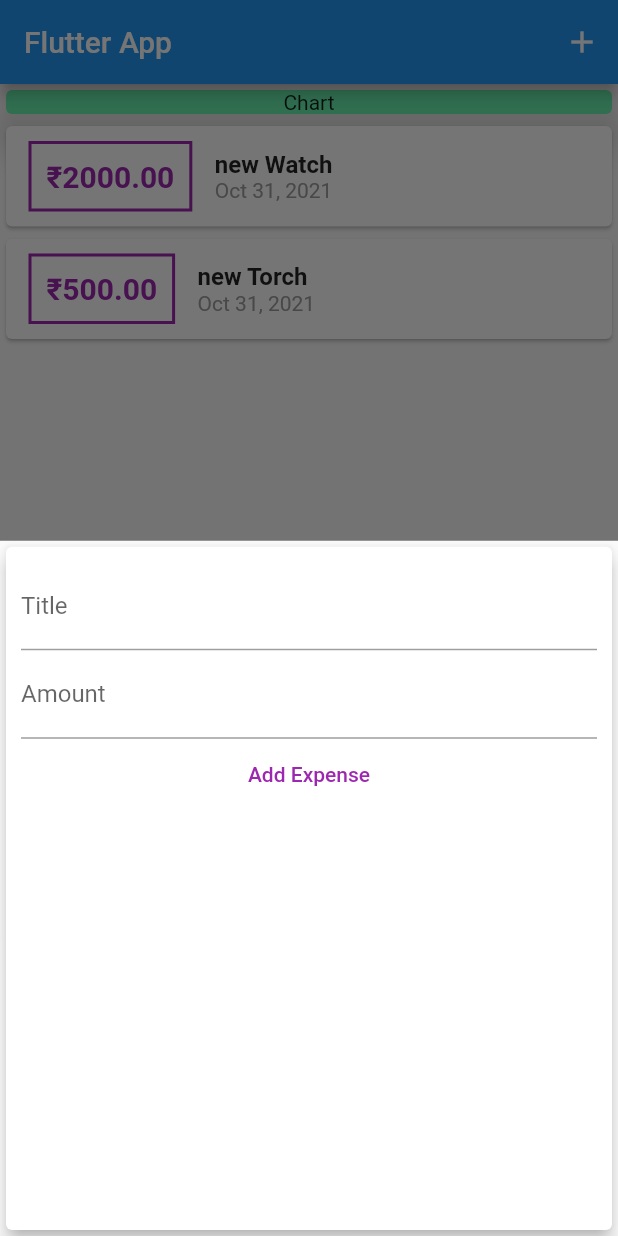
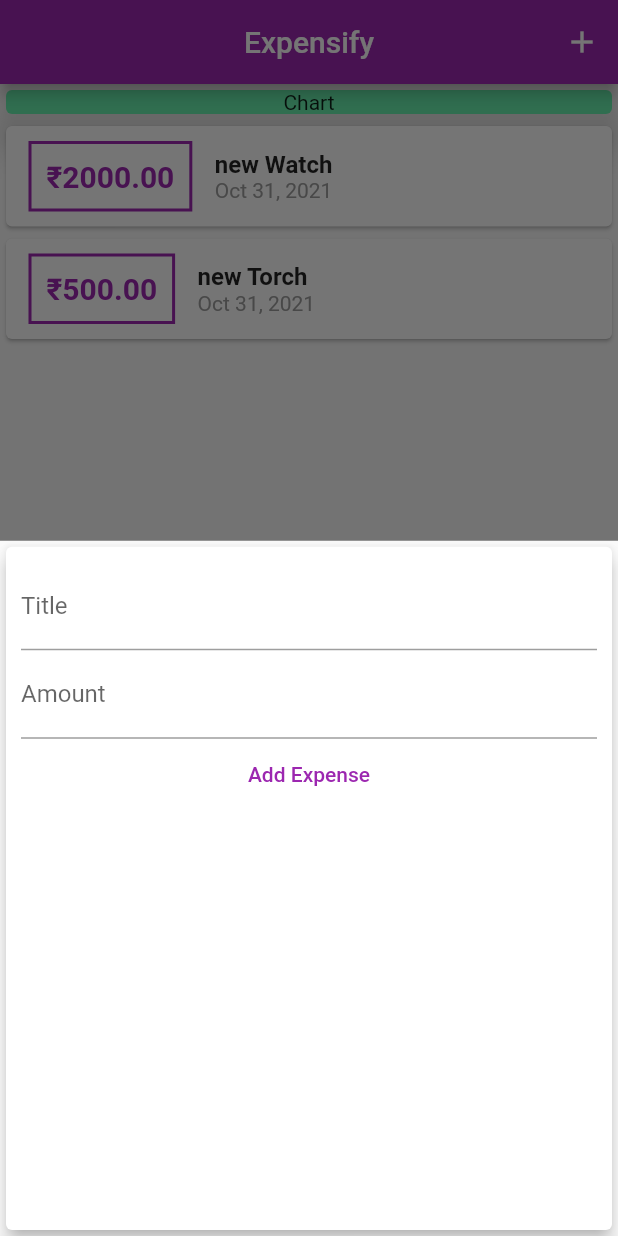
Before and after one commit to PrajilPradeep/Expensify, a Flutter app: the screen it shows after launch, after a tap on the "add" icon, on a phone screen of 412 x 824 dp. Run offline on Flutter 3.47's test engine with Material 2 defaults, Android fonts, the phone set to English and light mode, and no system bars.

Commit message:
Configuring & Using Themes

```diff
--- a/lib/main.dart
+++ b/lib/main.dart
@@ -12,8 +12,13 @@ class MyApp extends StatelessWidget {
   Widget build(BuildContext context) {
     return MaterialApp(
       debugShowCheckedModeBanner: false,
-      title: 'Flutter App',
+      title: 'Expensify',
       home: MyHomePage(),
+      theme: ThemeData(
+        primarySwatch:
+            Colors.purple, //Generate different shades of the primary color
+        accentColor: Colors.tealAccent[400],
+      ),
     );
   }
 }
@@ -63,7 +68,8 @@ class _MyHomePageState extends State<MyHomePage> {
   Widget build(BuildContext context) {
     return Scaffold(
       appBar: AppBar(
-        title: Text('Flutter App'),
+        title: Text('Expensify'),
+        centerTitle: true,
         actions: <Widget>[
           IconButton(
               onPressed: () => _startAddNewTransaction(context),
--- a/lib/widgets/new_transaction.dart
+++ b/lib/widgets/new_transaction.dart
@@ -54,7 +54,7 @@ class _NewTransactionState extends State<NewTransaction> {
               onPressed: submitData,
               child: Text(
                 "Add Expense",
-                style: TextStyle(color: Colors.purple),
+                style: TextStyle(color: Theme.of(context).primaryColor),
               ),
             ),
           ],
--- a/lib/widgets/transaction_list.dart
+++ b/lib/widgets/transaction_list.dart
@@ -20,7 +20,7 @@ class TransactionList extends StatelessWidget {
                   margin: EdgeInsets.symmetric(vertical: 10, horizontal: 15),
                   decoration: BoxDecoration(
                     border: Border.all(
-                      color: Colors.purple,
+                      color: Theme.of(context).primaryColor,
                       width: 2,
                     ),
                   ),
@@ -28,7 +28,7 @@ class TransactionList extends StatelessWidget {
                     '\u{20B9}${transactions[index].amount.toStringAsFixed(2)}', //for rounding values to 2 decimal place.
                     style: TextStyle(
                       fontWeight: FontWeight.bold,
-                      color: Colors.purple,
+                      color: Theme.of(context).primaryColor,
                       fontSize: 20,
                     ),
                   ),
```
